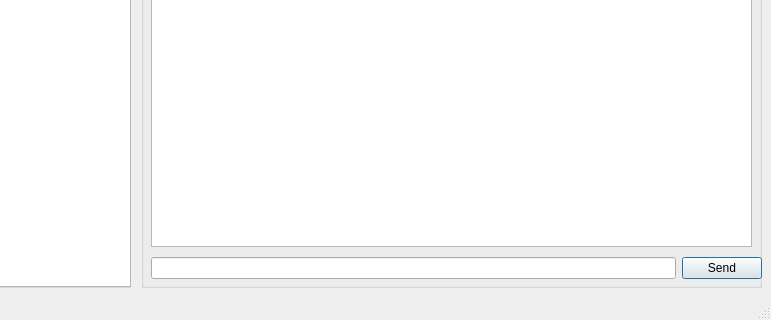
detaminde/Messenger_blockchain_github, file untitled3/chatclient_2.ui: the form before one commit; both pictures show x 309 to 1080 and y 362 to 682 of the 1080 by 682 pixel window.
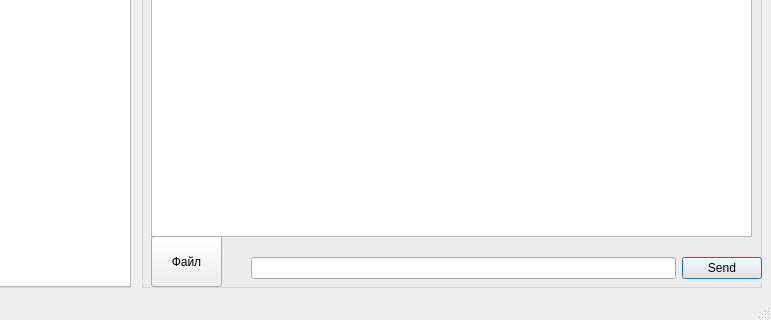
The form after the commit.

Diff of the .ui file:
```diff
--- a/untitled3/chatclient_2.ui
+++ b/untitled3/chatclient_2.ui
@@ -78,7 +78,7 @@
        <x>10</x>
        <y>20</y>
        <width>601</width>
-       <height>561</height>
+       <height>551</height>
       </rect>
      </property>
      <property name="font">
@@ -90,9 +90,9 @@
     <widget class="QWidget" name="layoutWidget">
      <property name="geometry">
       <rect>
-       <x>10</x>
+       <x>110</x>
        <y>590</y>
-       <width>611</width>
+       <width>511</width>
        <height>24</height>
       </rect>
      </property>
@@ -115,6 +115,19 @@
       </item>
      </layout>
     </widget>
+    <widget class="QPushButton" name="pushButton">
+     <property name="geometry">
+      <rect>
+       <x>10</x>
+       <y>570</y>
+       <width>71</width>
+       <height>51</height>
+      </rect>
+     </property>
+     <property name="text">
+      <string>Файл</string>
+     </property>
+    </widget>
    </widget>
   </widget>
   <widget class="QMenuBar" name="menubar">
```
